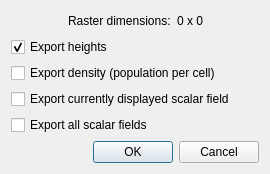
First picture: the form in qCC/ui_templates/rasterExportOptionsDlg.ui, repository CloudCompare/CloudCompare, before the edit.
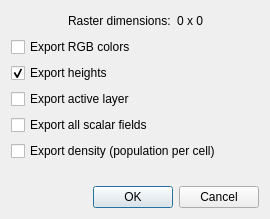
Second picture: the form after the edit.

```diff
--- a/qCC/ui_templates/rasterExportOptionsDlg.ui
+++ b/qCC/ui_templates/rasterExportOptionsDlg.ui
@@ -7,7 +7,7 @@
     <x>0</x>
     <y>0</y>
     <width>270</width>
-    <height>167</height>
+    <height>219</height>
    </rect>
   </property>
   <property name="windowTitle">
@@ -58,6 +58,13 @@
      </item>
     </layout>
    </item>
+   <item>
+    <widget class="QCheckBox" name="exportRGBCheckBox">
+     <property name="text">
+      <string>Export RGB colors</string>
+     </property>
+    </widget>
+   </item>
    <item>
     <widget class="QCheckBox" name="exportHeightsCheckBox">
      <property name="text">
@@ -69,16 +76,9 @@
     </widget>
    </item>
    <item>
-    <widget class="QCheckBox" name="exportDensityCheckBox">
+    <widget class="QCheckBox" name="exportActiveLayerCheckBox">
      <property name="text">
-      <string>Export density (population per cell)</string>
-     </property>
-    </widget>
-   </item>
-   <item>
-    <widget class="QCheckBox" name="exportDisplayedSFCheckBox">
-     <property name="text">
-      <string>Export currently displayed scalar field</string>
+      <string>Export active layer</string>
      </property>
     </widget>
    </item>
@@ -89,6 +89,13 @@
      </property>
     </widget>
    </item>
+   <item>
+    <widget class="QCheckBox" name="exportDensityCheckBox">
+     <property name="text">
+      <string>Export density (population per cell)</string>
+     </property>
+    </widget>
+   </item>
    <item>
     <spacer name="verticalSpacer">
      <property name="orientation">
```
Left out of the diff: 2 changed lines with no effect on the pictures.
